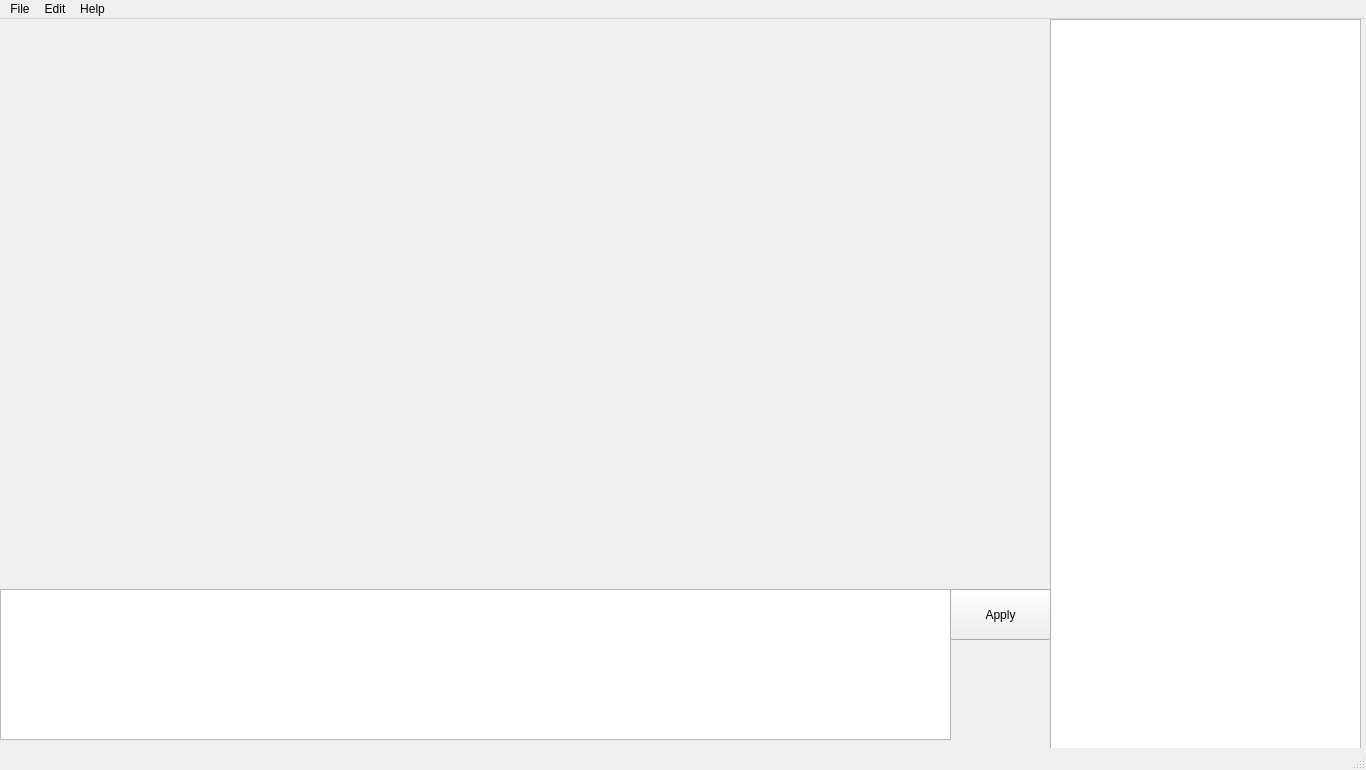
VAX325/awg-map-editor, file map_editor.ui: the form before one commit.
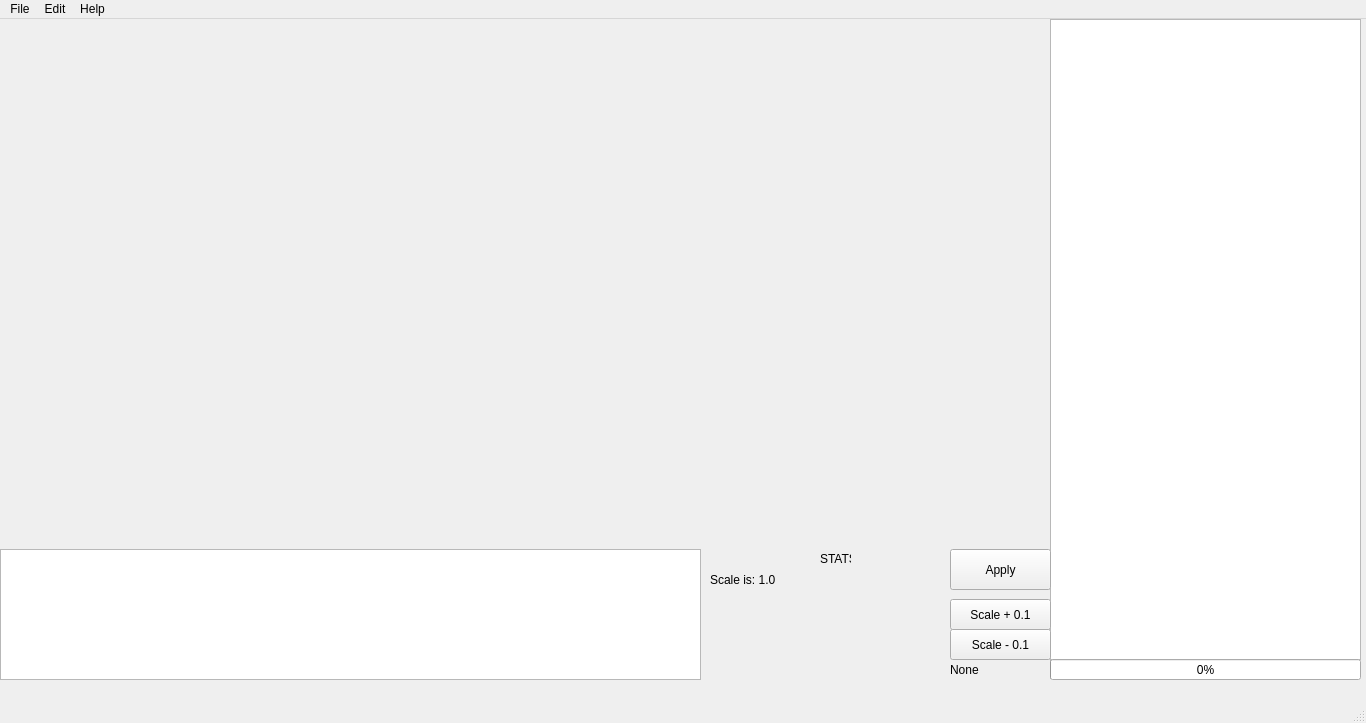
The form after the commit.

Commit message: Added "scaling" and change minimum window size

Diff of the .ui file:
```diff
--- a/map_editor.ui
+++ b/map_editor.ui
@@ -7,13 +7,13 @@
     <x>0</x>
     <y>0</y>
     <width>1366</width>
-    <height>770</height>
+    <height>723</height>
    </rect>
   </property>
   <property name="minimumSize">
    <size>
-    <width>1024</width>
-    <height>768</height>
+    <width>1366</width>
+    <height>723</height>
    </size>
   </property>
   <property name="windowTitle">
@@ -26,7 +26,7 @@
       <x>1050</x>
       <y>0</y>
       <width>311</width>
-      <height>731</height>
+      <height>641</height>
      </rect>
     </property>
    </widget>
@@ -34,9 +34,9 @@
     <property name="geometry">
      <rect>
       <x>0</x>
-      <y>570</y>
-      <width>951</width>
-      <height>151</height>
+      <y>530</y>
+      <width>701</width>
+      <height>131</height>
      </rect>
     </property>
    </widget>
@@ -44,9 +44,9 @@
     <property name="geometry">
      <rect>
       <x>950</x>
-      <y>570</y>
+      <y>530</y>
       <width>101</width>
-      <height>51</height>
+      <height>41</height>
      </rect>
     </property>
     <property name="text">
@@ -59,10 +59,88 @@
       <x>0</x>
       <y>0</y>
       <width>1051</width>
-      <height>571</height>
+      <height>531</height>
      </rect>
     </property>
    </widget>
+   <widget class="QPushButton" name="scale_plus">
+    <property name="geometry">
+     <rect>
+      <x>950</x>
+      <y>580</y>
+      <width>101</width>
+      <height>31</height>
+     </rect>
+    </property>
+    <property name="text">
+     <string>Scale + 0.1</string>
+    </property>
+   </widget>
+   <widget class="QPushButton" name="scale_minus">
+    <property name="geometry">
+     <rect>
+      <x>950</x>
+      <y>610</y>
+      <width>101</width>
+      <height>31</height>
+     </rect>
+    </property>
+    <property name="text">
+     <string>Scale - 0.1</string>
+    </property>
+   </widget>
+   <widget class="QProgressBar" name="CurrentActionProgress">
+    <property name="geometry">
+     <rect>
+      <x>1050</x>
+      <y>640</y>
+      <width>311</width>
+      <height>21</height>
+     </rect>
+    </property>
+    <property name="value">
+     <number>0</number>
+    </property>
+   </widget>
+   <widget class="QLabel" name="CurrentAction">
+    <property name="geometry">
+     <rect>
+      <x>950</x>
+      <y>640</y>
+      <width>101</width>
+      <height>21</height>
+     </rect>
+    </property>
+    <property name="text">
+     <string>None</string>
+    </property>
+   </widget>
+   <widget class="QLabel" name="Stats">
+    <property name="geometry">
+     <rect>
+      <x>820</x>
+      <y>530</y>
+      <width>31</width>
+      <height>20</height>
+     </rect>
+    </property>
+    <property name="text">
+     <string>STATS</string>
+    </property>
+   </widget>
+   <widget class="QLabel" name="scale_label">
+    <property name="geometry">
+     <rect>
+      <x>710</x>
+      <y>550</y>
+      <width>71</width>
+      <height>21</height>
+     </rect>
+    </property>
+    <property name="text">
+     <string>Scale is: 1.0</string>
+    </property>
+   </widget>
   </widget>
   <widget class="QMenuBar" name="menubar">
    <property name="geometry">
```
Left out of the diff: 2 changed lines with no effect on the pictures. The commit also changes 3 other files.
